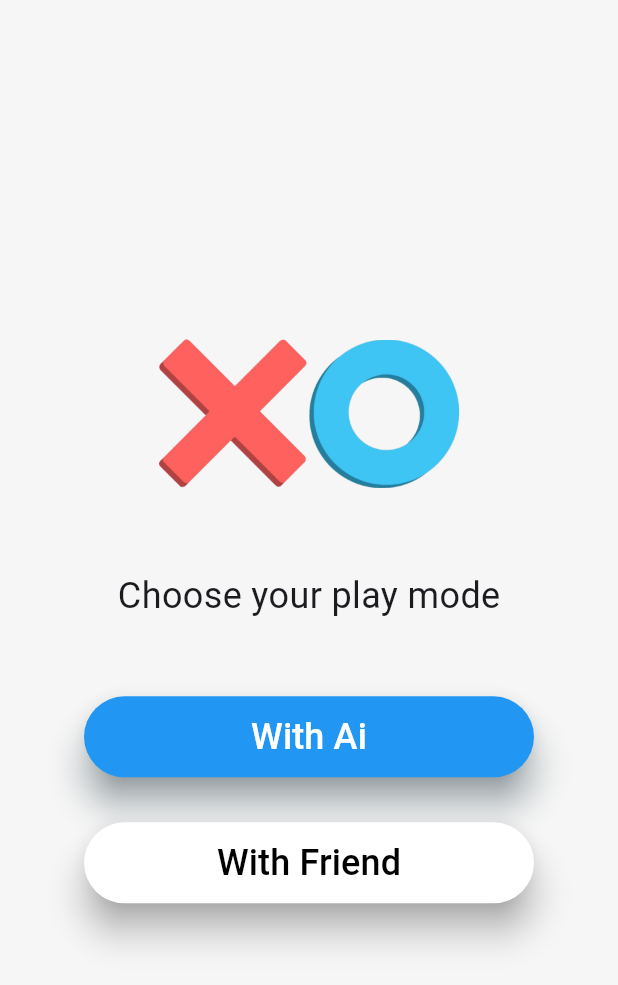
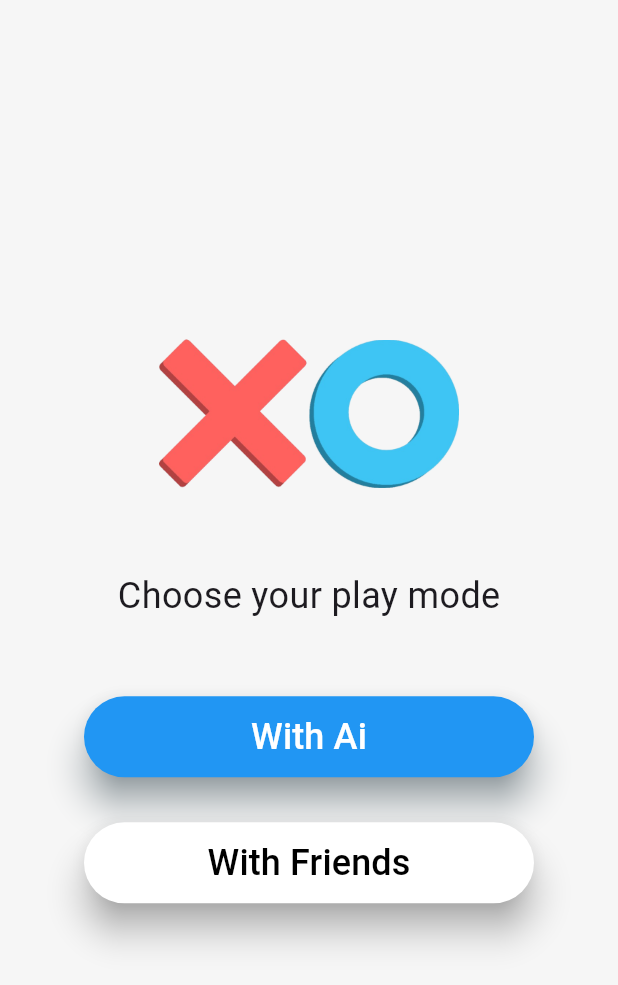
Before and after one commit to migarakavishan/tic_tac_toe_game, a Flutter app: the screen it shows after launch, on a phone screen of 412 x 824 dp. Shown: the top 985 px of the screen. Run offline on Flutter 3.47's test engine with Material 3 defaults, Android fonts, the phone set to English and light mode, and no system bars.

Commit message:
ui changs

```diff
--- a/lib/screens/play_mode_screen.dart
+++ b/lib/screens/play_mode_screen.dart
@@ -80,7 +80,7 @@ class _PlayModeScreenState extends State<PlayModeScreen> {
                       ));
                 },
                 child: const Text(
-                  "With Friend",
+                  "With Friends",
                   style: TextStyle(fontSize: 24, color: Colors.black),
                 )),
           ],
```
